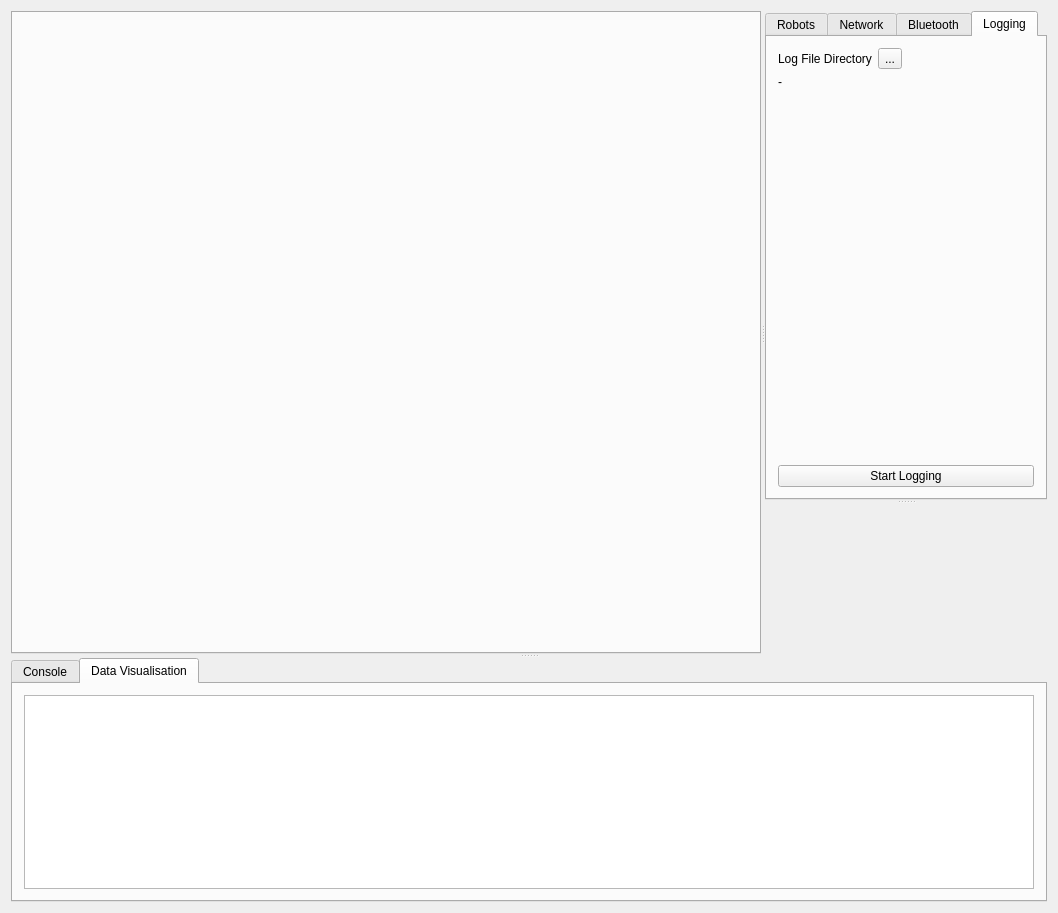
Qt form Application/UI/mainwindow.ui (yorkrobotlab/ardebug) before a commit.
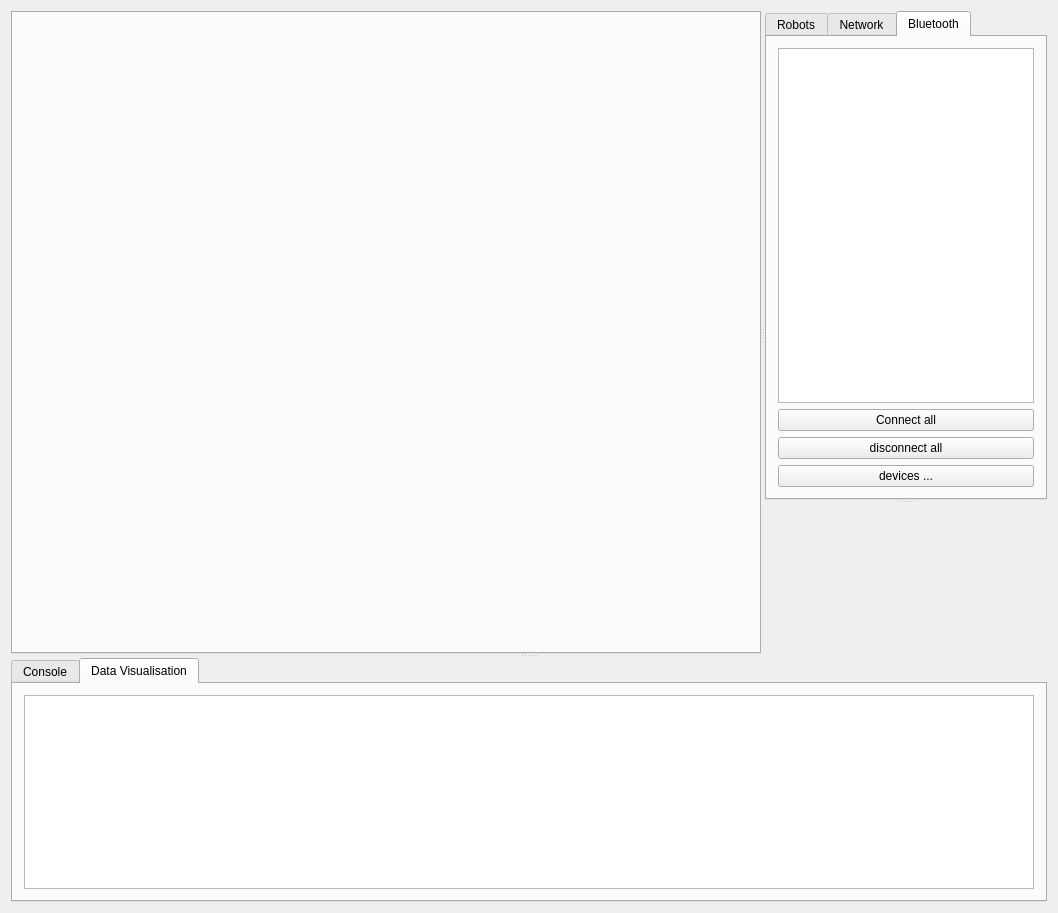
The same form after that commit. The open tabs and pages were chosen to show the change.

Diff of the .ui file:
```diff
--- a/Application/UI/mainwindow.ui
+++ b/Application/UI/mainwindow.ui
@@ -166,51 +166,6 @@
            </item>
           </layout>
          </widget>
-         <widget class="QWidget" name="loggingTab">
-          <attribute name="title">
-           <string>Logging</string>
-          </attribute>
-          <layout class="QVBoxLayout" name="verticalLayout_8">
-           <item>
-            <layout class="QFormLayout" name="formLayout_2">
-             <item row="0" column="0">
-              <widget class="QLabel" name="label">
-               <property name="text">
-                <string>Log File Directory</string>
-               </property>
-              </widget>
-             </item>
-             <item row="0" column="1">
-              <widget class="QToolButton" name="logFileButton">
-               <property name="text">
-                <string>...</string>
-               </property>
-              </widget>
-             </item>
-             <item row="1" column="0">
-              <widget class="QLabel" name="loggingFileLabel">
-               <property name="sizePolicy">
-                <sizepolicy hsizetype="Fixed" vsizetype="Preferred">
-                 <horstretch>0</horstretch>
-                 <verstretch>0</verstretch>
-                </sizepolicy>
-               </property>
-               <property name="text">
-                <string>-</string>
-               </property>
-              </widget>
-             </item>
-            </layout>
-           </item>
-           <item>
-            <widget class="QPushButton" name="loggingButton">
-             <property name="text">
-              <string>Start Logging</string>
-             </property>
-            </widget>
-           </item>
-          </layout>
-         </widget>
         </widget>
         <widget class="QWidget" name="chartWidget" native="true">
          <property name="minimumSize">
```
Left out of the diff: 2 changed lines with no effect on the pictures.
